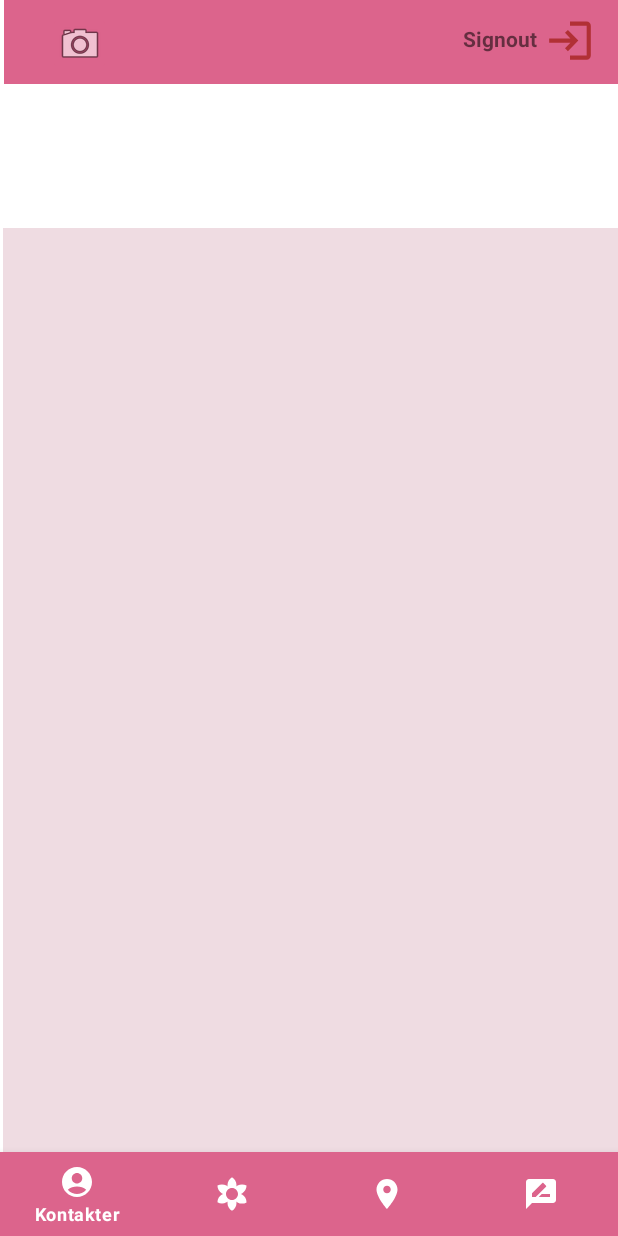
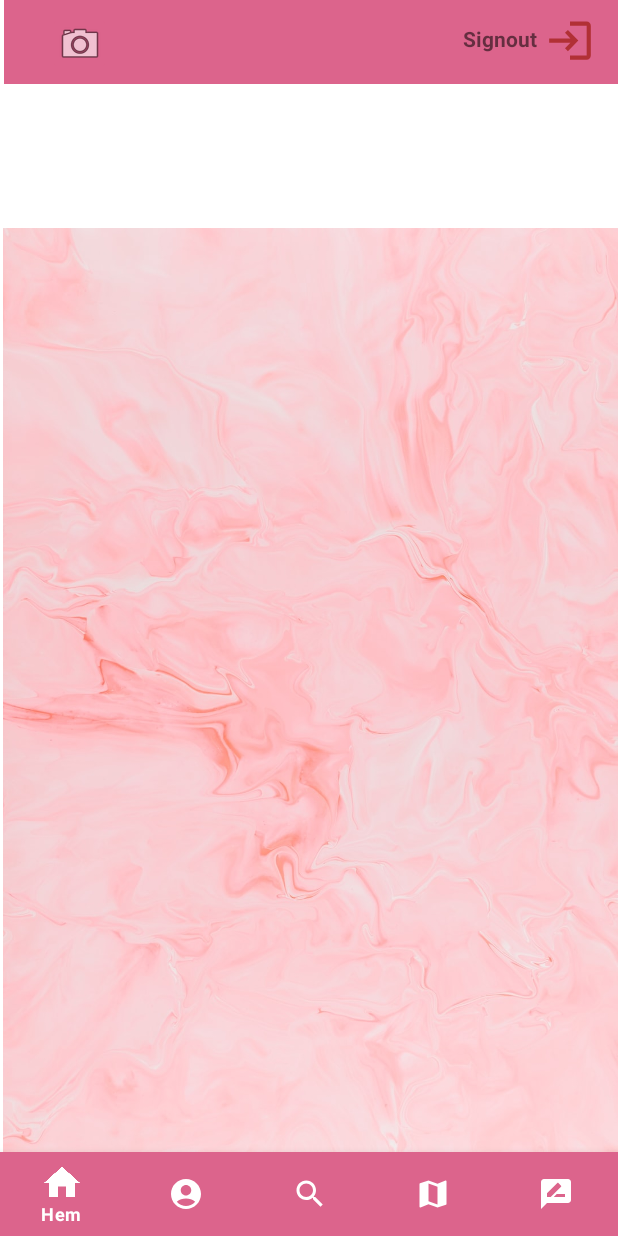
Before and after one commit to alex88g/SmultronStallet, an Android app: the HomeFragment screen opened directly, with no data from a screen before it, on a phone screen of 412 x 824 dp. Run offline under Robolectric (Android 15) with nearby library versions, the phone set to English and light mode, and no system bars; our stand-ins replace Firebase (no records; nobody signed in at launch, a user with empty details on screens opened directly).

Commit message:
ny commit

```diff
--- a/app/src/main/java/Login/UserRecyclerAdapter.kt
+++ b/app/src/main/java/Login/UserRecyclerAdapter.kt
@@ -29,7 +29,7 @@ class UserRecyclerAdapter (private val context: Context, private val users: Arra
     }
 
     override fun onCreateViewHolder(parent: ViewGroup, viewType: Int): ViewHolder {
-        val itemView = layoutInflater.inflate(R.layout.fragment_home, parent, false)
+        val itemView = layoutInflater.inflate(R.layout.fragment_contacts, parent, false)
         Log.d("!!!Adapter", "oncreateViewholder")
 
         return ViewHolder(itemView,mListener)
--- a/app/src/main/java/com/example/smultronstallet/MainActivity.kt
+++ b/app/src/main/java/com/example/smultronstallet/MainActivity.kt
@@ -9,20 +9,18 @@ import android.os.Bundle
 import android.widget.Button
 import androidx.appcompat.app.AppCompatActivity
 import androidx.fragment.app.Fragment
-import fragment.HomeFragment
-import fragment.MapsFragment
-import fragment.ReviewFragment
-import fragment.SearchFragment
+import fragment.*
 import kotlinx.android.synthetic.main.activity_main.*
-import kotlinx.android.synthetic.main.fragment_review.*
 
 
 class MainActivity : AppCompatActivity() {
 
+    private val contactsFragment = ContactsFragment()
     private val homeFragment = HomeFragment()
     private val searchFragment = SearchFragment()
     private val mapsFragment = MapsFragment()
     private val reviewFragment = ReviewFragment()
+
     lateinit var button : Button
 
     override fun onCreate(savedInstanceState: Bundle?) {
@@ -48,7 +46,8 @@ class MainActivity : AppCompatActivity() {
         bottom_navigation.setOnNavigationItemSelectedListener {
             when(it.itemId){
                 R.id.ic_home -> replaceFragment(homeFragment)
-                R.id.ic_search -> replaceFragment(searchFragment)
+                R.id.ic_contacts -> replaceFragment(contactsFragment)
+                R.id.ic_places -> replaceFragment(searchFragment)
                 R.id.ic_map -> replaceFragment(mapsFragment)
                 R.id.ic_rate_review -> replaceFragment(reviewFragment)
 
--- /dev/null
+++ b/app/src/main/java/fragment/ContactsFragment.kt
@@ -0,0 +1,68 @@
+package fragment
+
+
+import Login.User
+import Login.userAdapter
+import android.os.Bundle
+import androidx.fragment.app.Fragment
+import android.view.LayoutInflater
+import android.view.View
+import android.view.ViewGroup
+import androidx.recyclerview.widget.LinearLayoutManager
+import androidx.recyclerview.widget.RecyclerView
+import com.example.smultronstallet.R
+import com.google.firebase.firestore.ktx.firestore
+import com.google.firebase.firestore.ktx.toObject
+import com.google.firebase.ktx.Firebase
+
+
+class ContactsFragment : Fragment() {
+
+    val db = Firebase.firestore
+    lateinit var adapter : userAdapter
+    lateinit var recyclerView : RecyclerView
+    val userList = ArrayList<User>()
+
+    override fun onCreateView(
+        inflater: LayoutInflater, container: ViewGroup?,
+        savedInstanceState: Bundle?,
+    ): View? {
+        val view = inflater.inflate(R.layout.fragment_contacts, container, false)
+        dataInitialize()
+        val layoutManager = LinearLayoutManager(context)
+        recyclerView = view.findViewById(R.id.userRecyclerView)
+        recyclerView.layoutManager = layoutManager
+        recyclerView.setHasFixedSize(true)
+        adapter = userAdapter(container!!.context,userList)
+        recyclerView.adapter = adapter
+
+        //Toast.makeText(context, "Välkommen Hem!",Toast.LENGTH_SHORT).show()
+
+        return view
+    }
+
+
+    override fun onViewCreated(view: View, savedInstanceState: Bundle?) {
+        super.onViewCreated(view, savedInstanceState)
+
+    }
+
+fun dataInitialize(){
+
+    db.collection("users")
+        .get()
+        .addOnCompleteListener {
+            if(it.isSuccessful){
+
+                for (document in it.result){
+                    val user = document.toObject<User>()
+
+
+                    userList.add(user)
+                }
+
+                recyclerView.adapter?.notifyDataSetChanged()
+            }
+        }
+ }
+}
--- a/app/src/main/java/fragment/HomeFragment.kt
+++ b/app/src/main/java/fragment/HomeFragment.kt
@@ -1,69 +1,60 @@
 package fragment
 
-
-import Login.User
-import Login.userAdapter
 import android.os.Bundle
 import androidx.fragment.app.Fragment
 import android.view.LayoutInflater
 import android.view.View
 import android.view.ViewGroup
-import android.widget.Toast
-import androidx.recyclerview.widget.LinearLayoutManager
-import androidx.recyclerview.widget.RecyclerView
 import com.example.smultronstallet.R
-import com.google.firebase.firestore.ktx.firestore
-import com.google.firebase.firestore.ktx.toObject
-import com.google.firebase.ktx.Firebase
 
+// TODO: Rename parameter arguments, choose names that match
+// the fragment initialization parameters, e.g. ARG_ITEM_NUMBER
+private const val ARG_PARAM1 = "param1"
+private const val ARG_PARAM2 = "param2"
 
+/**
+ * A simple [Fragment] subclass.
+ * Use the [HomeFragment.newInstance] factory method to
+ * create an instance of this fragment.
+ */
 class HomeFragment : Fragment() {
+    // TODO: Rename and change types of parameters
+    private var param1: String? = null
+    private var param2: String? = null
 
-    val db = Firebase.firestore
-    lateinit var adapter : userAdapter
-    lateinit var recyclerView : RecyclerView
-    val userList = ArrayList<User>()
+    override fun onCreate(savedInstanceState: Bundle?) {
+        super.onCreate(savedInstanceState)
+        arguments?.let {
+            param1 = it.getString(ARG_PARAM1)
+            param2 = it.getString(ARG_PARAM2)
+        }
+    }
 
     override fun onCreateView(
         inflater: LayoutInflater, container: ViewGroup?,
-        savedInstanceState: Bundle?,
+        savedInstanceState: Bundle?
     ): View? {
-        val view = inflater.inflate(R.layout.fragment_home, container, false)
-        dataInitialize()
-        val layoutManager = LinearLayoutManager(context)
-        recyclerView = view.findViewById(R.id.userRecyclerView)
-        recyclerView.layoutManager = layoutManager
-        recyclerView.setHasFixedSize(true)
-        adapter = userAdapter(container!!.context,userList)
-        recyclerView.adapter = adapter
-
-        //Toast.makeText(context, "Välkommen Hem!",Toast.LENGTH_SHORT).show()
-
-        return view
+        // Inflate the layout for this fragment
+        return inflater.inflate(R.layout.fragment_home, container, false)
     }
 
-
-    override fun onViewCreated(view: View, savedInstanceState: Bundle?) {
-        super.onViewCreated(view, savedInstanceState)
-
+    companion object {
+        /**
+         * Use this factory method to create a new instance of
+         * this fragment using the provided parameters.
+         *
+         * @param param1 Parameter 1.
+         * @param param2 Parameter 2.
+         * @return A new instance of fragment HomeFragment.
+         */
+        // TODO: Rename and change types and number of parameters
+        @JvmStatic
+        fun newInstance(param1: String, param2: String) =
+            HomeFragment().apply {
+                arguments = Bundle().apply {
+                    putString(ARG_PARAM1, param1)
+                    putString(ARG_PARAM2, param2)
+                }
+            }
     }
-
-fun dataInitialize(){
-
-    db.collection("users")
-        .get()
-        .addOnCompleteListener {
-            if(it.isSuccessful){
-
-                for (document in it.result){
-                    val user = document.toObject<User>()
-
-
-                    userList.add(user)
-                }
-
-                recyclerView.adapter?.notifyDataSetChanged()
-            }
-        }
- }
 }
--- /dev/null
+++ b/app/src/main/res/drawable/ic_baseline_search_24.xml
@@ -0,0 +1,5 @@
+<vector android:height="24dp" android:tint="#000000"
+    android:viewportHeight="24" android:viewportWidth="24"
+    android:width="24dp" xmlns:android="http://schemas.android.com/apk/res/android">
+    <path android:fillColor="@android:color/white" android:pathData="M15.5,14h-0.79l-0.28,-0.27C15.41,12.59 16,11.11 16,9.5 16,5.91 13.09,3 9.5,3S3,5.91 3,9.5 5.91,16 9.5,16c1.61,0 3.09,-0.59 4.23,-1.57l0.27,0.28v0.79l5,4.99L20.49,19l-4.99,-5zM9.5,14C7.01,14 5,11.99 5,9.5S7.01,5 9.5,5 14,7.01 14,9.5 11.99,14 9.5,14z"/>
+</vector>
--- a/app/src/main/res/layout/fragment_home.xml
+++ b/app/src/main/res/layout/fragment_home.xml
@@ -1,23 +1,9 @@
-<?xml version="1.0" encoding="utf-8"?>
-<androidx.constraintlayout.widget.ConstraintLayout xmlns:android="http://schemas.android.com/apk/res/android"
-    xmlns:app="http://schemas.android.com/apk/res-auto"
+<FrameLayout xmlns:android="http://schemas.android.com/apk/res/android"
     xmlns:tools="http://schemas.android.com/tools"
     android:layout_width="match_parent"
     android:layout_height="match_parent"
+    android:background="@drawable/smul_back"
     tools:context="fragment.HomeFragment">
 
 
-    <androidx.recyclerview.widget.RecyclerView
-        android:id="@+id/userRecyclerView"
-        android:layout_width="0dp"
-        android:layout_height="0dp"
-        android:layout_marginStart="1dp"
-        android:layout_marginTop="1dp"
-        android:layout_marginEnd="1dp"
-        android:layout_marginBottom="1dp"
-        app:layout_constraintBottom_toBottomOf="parent"
-        app:layout_constraintEnd_toEndOf="parent"
-        app:layout_constraintStart_toStartOf="parent"
-        app:layout_constraintTop_toTopOf="parent"
-        tools:listitem="@layout/userlist_item" />
-</androidx.constraintlayout.widget.ConstraintLayout>
+</FrameLayout>
--- a/app/src/main/res/menu/menu.xml
+++ b/app/src/main/res/menu/menu.xml
@@ -3,23 +3,31 @@
 
     <item
         android:id="@+id/ic_home"
+        android:icon="@drawable/hombtn"
+        android:iconTint="#FFFFFF"
+        android:title="Hem" />
+    <item
+        android:id="@+id/ic_contacts"
         android:icon="@drawable/ic_baseline_account_circle_24"
+        android:iconTint="#FFFFFF"
         android:title="Kontakter" />
 
 
-
     <item
-        android:id="@+id/ic_search"
-        android:icon="@drawable/ic_baseline_filter_vintage_24"
+        android:id="@+id/ic_places"
+        android:icon="@drawable/ic_search"
+        android:iconTint="#FFFFFF"
         android:title="Platser" />
 
     <item
         android:id="@+id/ic_map"
-        android:icon="@drawable/ic_baseline_location_on_24"
+        android:icon="@drawable/ic_map"
+        android:iconTint="#FFFFFF"
         android:title="Kartan" />
     <item
         android:id="@+id/ic_rate_review"
         android:icon="@drawable/ic_rate_review"
+        android:iconTint="#FFFFFF"
         android:title="Recension" />
 
 
```
Also changed, not shown: app/src/main/res/layout/fragment_contacts.xml (added, +23 -0 lines).
